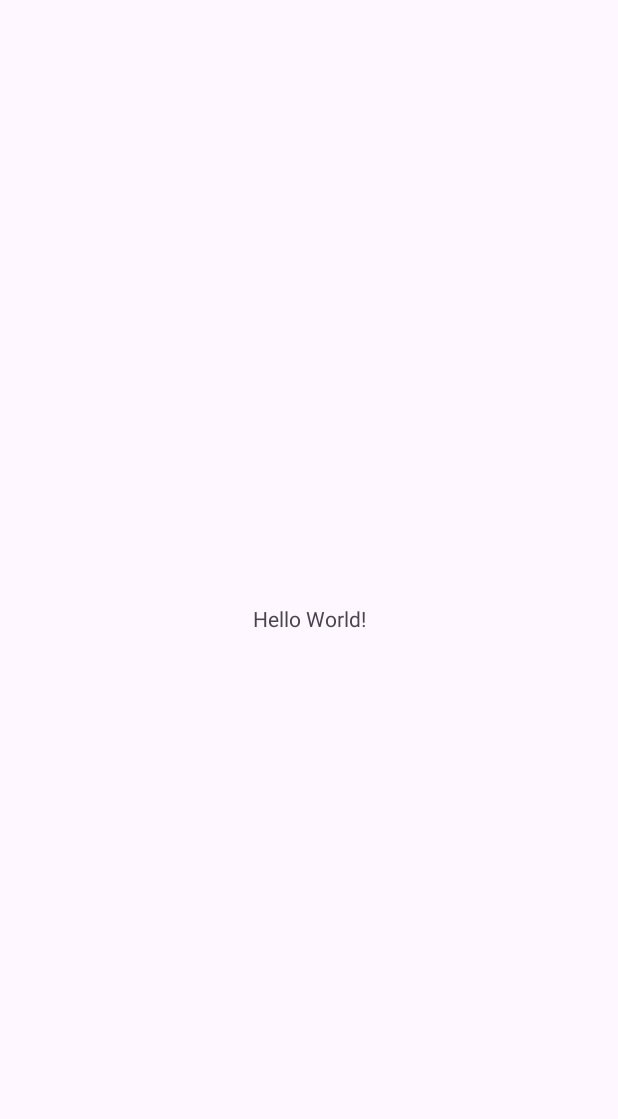
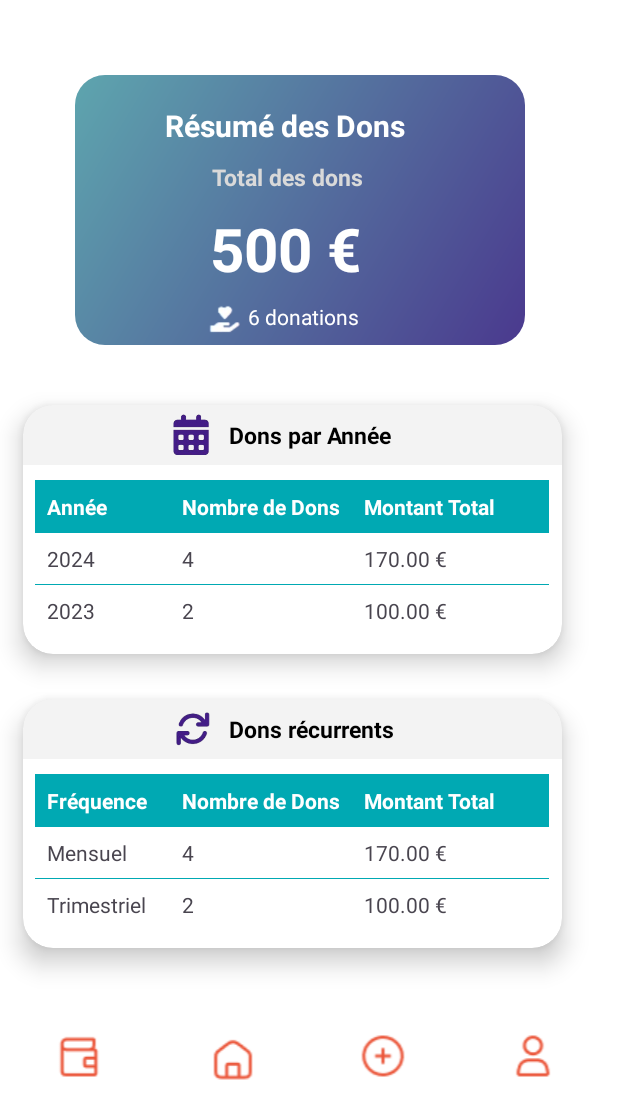
Before and after one commit to Nsrn17/SAES04, an Android app: the screen it shows after launch (MainActivity before the commit, ResumeActivity after it), on a phone screen of 412 x 824 dp. Before the commit the part shown is almost empty. Shown: the top 1119 px of the screen. Run offline under Robolectric (Android 15) with nearby library versions, the phone set to English and light mode, and no system bars.

Commit message:
page résumé des dons faite

```diff
--- /dev/null
+++ b/app/src/main/java/iut/dam/sae_s04/ResumeActivity.java
@@ -0,0 +1,24 @@
+package iut.dam.sae_s04;
+
+import android.os.Bundle;
+
+import androidx.activity.EdgeToEdge;
+import androidx.appcompat.app.AppCompatActivity;
+import androidx.core.graphics.Insets;
+import androidx.core.view.ViewCompat;
+import androidx.core.view.WindowInsetsCompat;
+
+public class ResumeActivity extends AppCompatActivity {
+
+    @Override
+    protected void onCreate(Bundle savedInstanceState) {
+        super.onCreate(savedInstanceState);
+        EdgeToEdge.enable(this);
+        setContentView(R.layout.activity_resume);
+        ViewCompat.setOnApplyWindowInsetsListener(findViewById(R.id.main), (v, insets) -> {
+            Insets systemBars = insets.getInsets(WindowInsetsCompat.Type.systemBars());
+            v.setPadding(systemBars.left, systemBars.top, systemBars.right, systemBars.bottom);
+            return insets;
+        });
+    }
+}
--- /dev/null
+++ b/app/src/main/res/drawable/gradient_background.xml
@@ -0,0 +1,14 @@
+<?xml version="1.0" encoding="utf-8"?>
+<shape xmlns:android="http://schemas.android.com/apk/res/android"
+    android:shape="rectangle">
+
+    <gradient
+        android:angle="135"
+        android:startColor="#4A398E"
+        android:endColor="#5EA5AE"
+        android:type="linear"/>
+    <corners
+        android:radius="20dp">
+
+    </corners>
+</shape>
--- /dev/null
+++ b/app/src/main/res/drawable/rounded_background.xml
@@ -0,0 +1,8 @@
+<?xml version="1.0" encoding="utf-8"?>
+<shape xmlns:android="http://schemas.android.com/apk/res/android"
+    android:shape="rectangle">
+
+    <solid android:color="@color/white"/> <!-- Couleur de fond -->
+
+    <corners android:radius="20dp"/> <!-- Rayon des coins -->
+</shape>
--- /dev/null
+++ b/app/src/main/res/drawable/shadow.xml
@@ -0,0 +1,9 @@
+<layer-list xmlns:android="http://schemas.android.com/apk/res/android">
+    <item>
+        <shape android:shape="rectangle">
+            <solid android:color="#E0E0E0"/> <!-- Couleur gris clair pour l'ombre -->
+
+             <!-- Coins arrondis -->
+        </shape>
+    </item>
+</layer-list>
--- a/app/src/main/res/layout/activity_main.xml
+++ b/app/src/main/res/layout/activity_main.xml
@@ -1,19 +1,12 @@
 <?xml version="1.0" encoding="utf-8"?>
-<androidx.constraintlayout.widget.ConstraintLayout
-    xmlns:android="http://schemas.android.com/apk/res/android"
+<LinearLayout xmlns:android="http://schemas.android.com/apk/res/android"
+    xmlns:app="http://schemas.android.com/apk/res-auto"
     xmlns:tools="http://schemas.android.com/tools"
-    xmlns:app="http://schemas.android.com/apk/res-auto"
     android:id="@+id/main"
     android:layout_width="match_parent"
     android:layout_height="match_parent"
-    tools:context=".MainActivity">
-    <TextView
-      android:layout_width="wrap_content"
-      android:layout_height="wrap_content"
-      android:text="Hello World!"
-      app:layout_constraintBottom_toBottomOf="parent"
-      app:layout_constraintStart_toStartOf="parent"
-      app:layout_constraintEnd_toEndOf="parent"
-      app:layout_constraintTop_toTopOf="parent" />
+    tools:context=".MainActivity"
+    android:background="@color/white"
+    android:orientation="vertical">
 
-  </androidx.constraintlayout.widget.ConstraintLayout>
+</LinearLayout>
--- /dev/null
+++ b/app/src/main/res/layout/activity_resume.xml
@@ -0,0 +1,327 @@
+<?xml version="1.0" encoding="utf-8"?>
+<LinearLayout xmlns:android="http://schemas.android.com/apk/res/android"
+    xmlns:app="http://schemas.android.com/apk/res-auto"
+    xmlns:tools="http://schemas.android.com/tools"
+    android:id="@+id/main"
+    android:layout_width="match_parent"
+    android:layout_height="match_parent"
+    tools:context=".MainActivity"
+    android:background="@color/white"
+    android:orientation="vertical">
+
+
+    <LinearLayout
+        android:layout_width="300dp"
+        android:layout_height="180dp"
+        android:background="@drawable/gradient_background"
+        android:orientation="vertical"
+        android:translationX="50dp"
+        android:translationY="50dp">
+
+        <TextView
+            android:layout_width="wrap_content"
+            android:layout_height="wrap_content"
+            android:layout_marginStart="60dp"
+            android:layout_marginTop="20dp"
+            android:text="@string/r_sum_des_dons"
+            android:textColor="@color/white"
+            android:textSize="20sp"
+            android:textStyle="bold"
+
+            >
+
+
+        </TextView>
+
+        <TextView
+            android:layout_width="wrap_content"
+            android:layout_height="wrap_content"
+            android:layout_marginStart="91dp"
+            android:layout_marginTop="10dp"
+            android:text="@string/total_des_dons"
+            android:textColor="#D9D9D9"
+            android:textSize="15sp"
+            android:textStyle="bold">
+
+
+        </TextView>
+
+        <TextView
+            android:layout_width="wrap_content"
+            android:layout_height="wrap_content"
+            android:layout_marginStart="90dp"
+            android:layout_marginTop="10dp"
+            android:text="@string/_500"
+            android:textColor="@color/white"
+            android:textSize="40sp"
+            android:textStyle="bold">
+
+
+        </TextView>
+
+        <LinearLayout
+            android:layout_width="wrap_content"
+            android:layout_height="wrap_content"
+            android:layout_marginStart="80dp"
+            tools:ignore="UseCompoundDrawables">
+
+            <ImageView
+                android:layout_width="35dp"
+                android:layout_height="wrap_content"
+                android:src="@drawable/coeur">
+
+            </ImageView>
+
+            <TextView
+                android:layout_width="wrap_content"
+                android:layout_height="wrap_content"
+                android:layout_gravity="center"
+                android:text="@string/_6_donations"
+                android:textColor="@color/white">
+
+            </TextView>
+        </LinearLayout>
+
+    </LinearLayout>
+
+    <LinearLayout
+        android:layout_width="359dp"
+        android:layout_height="166dp"
+        android:layout_marginStart="15dp"
+        android:layout_marginTop="90dp"
+        android:background="@drawable/rounded_background"
+        android:clipToOutline="true"
+        android:elevation="10dp"
+        android:orientation="vertical"
+        >
+
+        <!-- En-tête -->
+        <LinearLayout
+            android:layout_width="400dp"
+            android:layout_height="40dp"
+            android:background="#52D9D9D9">
+
+            <ImageView
+                android:layout_marginStart="90dp"
+                android:layout_width="47dp"
+                android:layout_height="wrap_content"
+                android:src="@drawable/calendrier">
+
+            </ImageView>
+
+            <TextView
+                android:layout_width="wrap_content"
+                android:layout_height="match_parent"
+                android:gravity="center"
+                android:textSize="15.5sp"
+                android:text="@string/dons_par_ann_e"
+                android:textColor="@color/black"
+                android:textStyle="bold" />
+        </LinearLayout>
+
+        <!-- Tableau -->
+        <TableLayout
+            android:layout_width="wrap_content"
+            android:layout_height="wrap_content"
+            android:layout_gravity="center"
+            android:layout_marginTop="10dp"
+            android:divider="#00A9B3"
+            android:showDividers="middle">
+
+            <TableRow android:background="#00A9B3">
+
+                <TextView
+
+                    android:layout_width="90dp"
+                    android:padding="8dp"
+                    android:text="@string/ann_e"
+                    android:textColor="@color/white"
+                    android:textStyle="bold" />
+
+                <TextView
+                    android:layout_width="wrap_content"
+                    android:padding="8dp"
+                    android:text="@string/nombre_de_dons"
+                    android:textColor="@color/white"
+                    android:textStyle="bold" />
+
+                <TextView
+                    android:layout_width="131dp"
+                    android:padding="8dp"
+                    android:text="@string/montant_total"
+                    android:textColor="@color/white"
+                    android:textStyle="bold" />
+            </TableRow>
+
+            <TableRow>
+
+                <TextView
+                    android:padding="8dp"
+                    android:text="2024" />
+
+                <TextView
+                    android:padding="8dp"
+                    android:text="4" />
+
+                <TextView
+                    android:padding="8dp"
+                    android:text="170.00 €" />
+            </TableRow>
+
+            <TableRow>
+
+                <TextView
+                    android:padding="8dp"
+                    android:text="2023" />
+
+                <TextView
+                    android:padding="8dp"
+                    android:text="2" />
+
+                <TextView
+                    android:padding="8dp"
+                    android:text="100.00 €" />
+            </TableRow>
+
+        </TableLayout>
+
+    </LinearLayout>
+
+
+    <LinearLayout
+        android:layout_width="359dp"
+        android:layout_height="166dp"
+        android:layout_marginStart="15dp"
+        android:layout_marginTop="30dp"
+        android:background="@drawable/rounded_background"
+        android:clipToOutline="true"
+        android:elevation="10dp"
+        android:orientation="vertical"
+        >
+
+        <!-- En-tête -->
+        <LinearLayout
+            android:layout_width="match_parent"
+            android:layout_height="40dp"
+            android:background="#52D9D9D9">
+
+            <ImageView
+                android:layout_width="45dp"
+                android:layout_height="wrap_content"
+                android:layout_marginStart="90dp"
+                android:src="@drawable/tourne">
+
+            </ImageView>
+
+            <TextView
+                android:layout_width="114dp"
+                android:layout_height="match_parent"
+                android:gravity="center"
+                android:textSize="15.5sp"
+                android:text="@string/dons_r_currents"
+                android:textColor="@color/black"
+                android:textStyle="bold" />
+        </LinearLayout>
+
+        <!-- Tableau -->
+        <TableLayout
+            android:layout_width="wrap_content"
+            android:layout_height="wrap_content"
+            android:layout_gravity="center"
+            android:layout_marginTop="10dp"
+            android:divider="#00A9B3"
+            android:showDividers="middle">
+
+            <TableRow android:background="#00A9B3">
+
+                <TextView
+                    android:layout_width="90dp"
+                    android:padding="8dp"
+                    android:text="@string/fr_quence"
+                    android:textColor="@color/white"
+                    android:textStyle="bold" />
+
+                <TextView
+                    android:layout_width="wrap_content"
+                    android:padding="8dp"
+                    android:text="@string/nombre_de_dons"
+                    android:textColor="@color/white"
+                    android:textStyle="bold" />
+
+                <TextView
+                    android:layout_width="131dp"
+                    android:padding="8dp"
+                    android:text="@string/montant_total"
+                    android:textColor="@color/white"
+                    android:textStyle="bold" />
+            </TableRow>
+
+            <TableRow>
+
+                <TextView
+                    android:padding="8dp"
+                    android:text="Mensuel" />
+
+                <TextView
+                    android:padding="8dp"
+                    android:text="4" />
+
+                <TextView
+                    android:padding="8dp"
+                    android:text="170.00 €" />
+            </TableRow>
+
+            <TableRow>
+
+                <TextView
+                    android:padding="8dp"
+                    android:text="Trimestriel" />
+
+                <TextView
+                    android:padding="8dp"
+                    android:text="2" />
+
+                <TextView
+                    android:padding="8dp"
+                    android:text="100.00 €" />
+            </TableRow>
+
+        </TableLayout>
+
+    </LinearLayout>
+
+    <LinearLayout
+        android:layout_width="match_parent"
+        android:layout_height="wrap_content"
+        android:layout_marginTop="55dp"
+        android:orientation="horizontal">
+
+        <ImageView
+            android:layout_width="105dp"
+            android:layout_height="wrap_content"
+            android:src="@drawable/wallet">
+
+        </ImageView>
+
+        <ImageView
+            android:layout_width="100dp"
+            android:layout_height="wrap_content"
+            android:src="@drawable/home">
+
+        </ImageView>
+
+        <ImageView
+            android:layout_width="100dp"
+            android:layout_height="wrap_content"
+            android:src="@drawable/add_ring">
+
+        </ImageView>
+
+        <ImageView
+            android:layout_width="100dp"
+            android:layout_height="wrap_content"
+            android:src="@drawable/user_alt">
+
+        </ImageView>
+    </LinearLayout>
+</LinearLayout>
--- a/app/src/main/res/values/strings.xml
+++ b/app/src/main/res/values/strings.xml
@@ -1,3 +1,13 @@
 <resources>
     <string name="app_name">SAE-S04</string>
+    <string name="r_sum_des_dons">Résumé des Dons</string>
+    <string name="total_des_dons">Total des dons</string>
+    <string name="_500">500 €</string>
+    <string name="_6_donations">6 donations</string>
+    <string name="ann_e">Année</string>
+    <string name="nombre_de_dons">Nombre de Dons</string>
+    <string name="montant_total">Montant Total</string>
+    <string name="dons_par_ann_e">Dons par Année</string>
+    <string name="fr_quence">Fréquence</string>
+    <string name="dons_r_currents">Dons récurrents</string>
 </resources>
```
Also changed, not shown: app/src/main/AndroidManifest.xml (+6 -3 lines), app/src/main/res/drawable/add_ring.png (added), app/src/main/res/drawable/calendrier.png (added), app/src/main/res/drawable/coeur.png (added), app/src/main/res/drawable/home.png (added), app/src/main/res/drawable/tourne.png (added), app/src/main/res/drawable/user_alt.png (added), app/src/main/res/drawable/wallet.png (added).
